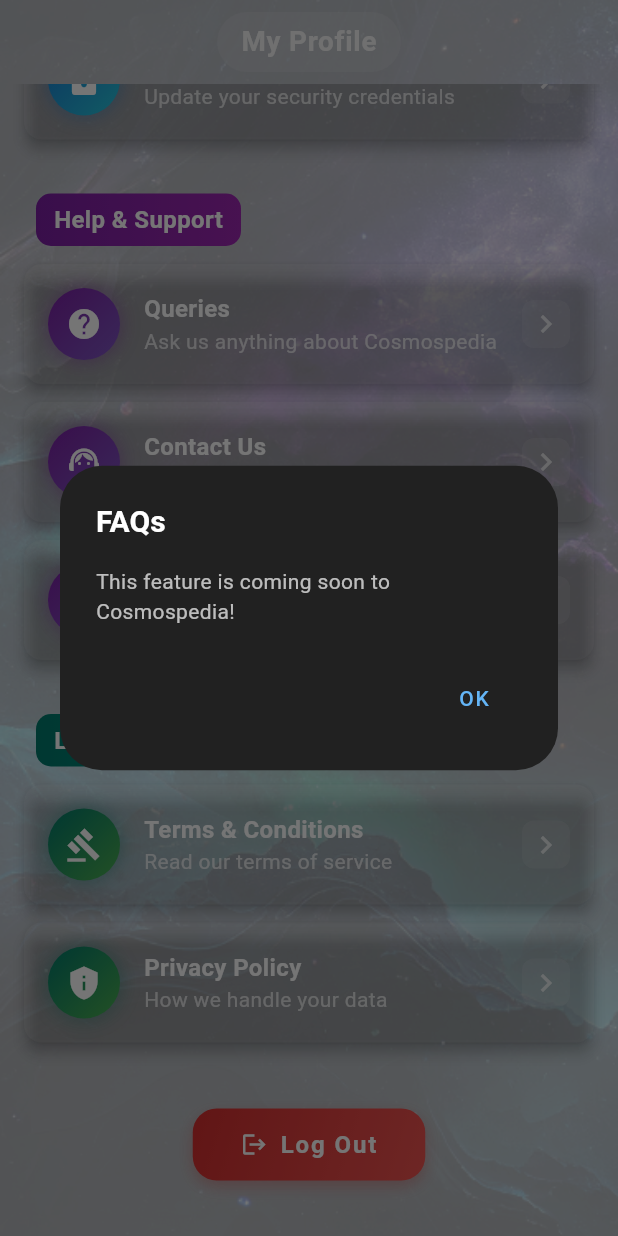
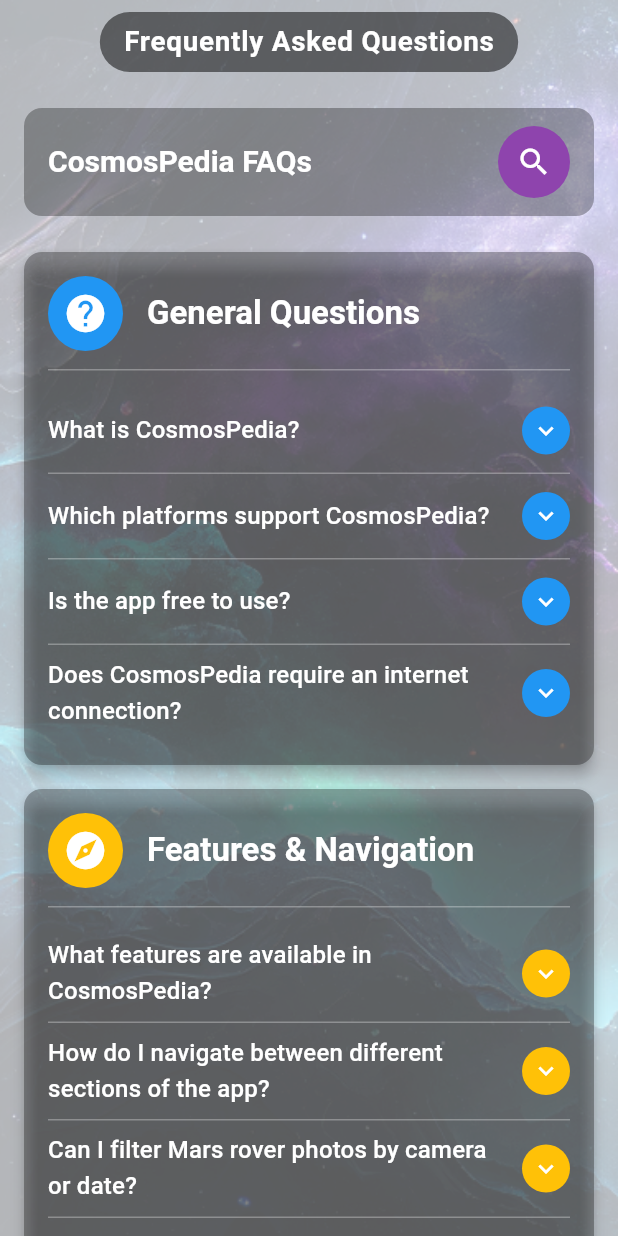
Before and after one commit to Vikas100702/Cosmospedia, a Flutter app: the MyProfileScreen screen opened directly, scrolled down 576 dp, after a tap on "FAQs", on a phone screen of 412 x 824 dp. Run offline on Flutter 3.47's test engine with Material 3 defaults, Android fonts, the phone set to English and light mode, and no system bars; our stand-ins replace bloc, carousel_slider, equatable, file_picker, firebase_auth, firebase_core and 5 more; accounts and stored records are empty.

Commit message:
adding FaqScreen.dart

```diff
--- /dev/null
+++ b/lib/ui/screens/my_profile/FaqScreen.dart
@@ -0,0 +1,488 @@
+import 'package:flutter/material.dart';
+
+import '../../../l10n/app_localizations.dart';
+import '../../../utils/app_colors.dart';
+import '../../components/custom_app_bar/custom_app_bar.dart';
+
+// FAQ data model
+class FaqCategory {
+  final String title;
+  final IconData icon;
+  final List<FaqItem> items;
+
+  FaqCategory({
+    required this.title,
+    required this.icon,
+    required this.items,
+  });
+}
+
+class FaqItem {
+  final String question;
+  final String answer;
+  bool isExpanded;
+
+  FaqItem({
+    required this.question,
+    required this.answer,
+    this.isExpanded = false,
+  });
+}
+
+class FaqScreen extends StatefulWidget {
+  const FaqScreen({Key? key}) : super(key: key);
+
+  @override
+  State<FaqScreen> createState() => _FaqScreenState();
+}
+
+class _FaqScreenState extends State<FaqScreen> {
+  final List<FaqCategory> _faqCategories = [];
+  bool _isLoading = true;
+
+  @override
+  void initState() {
+    super.initState();
+    _loadFaqs();
+  }
+
+  void _loadFaqs() async {
+    // Simulate loading delay
+    await Future.delayed(const Duration(milliseconds: 500));
+
+    setState(() {
+      _faqCategories.addAll(_generateFaqCategories());
+      _isLoading = false;
+    });
+  }
+
+  List<FaqCategory> _generateFaqCategories() {
+    return [
+      FaqCategory(
+        title: 'General Questions',
+        icon: Icons.help,
+        items: [
+          FaqItem(
+            question: 'What is CosmosPedia?',
+            answer: 'CosmosPedia is an educational mobile app that offers curated, real-time space-related information. Explore NASA\'s Astronomy Picture of the Day, asteroid data, Mars rover images, and live space weather updates—all in one place.',
+          ),
+          FaqItem(
+            question: 'Which platforms support CosmosPedia?',
+            answer: 'CosmosPedia is available for download on both Android and iOS devices.',
+          ),
+          FaqItem(
+            question: 'Is the app free to use?',
+            answer: 'Absolutely! CosmosPedia is completely free to download and use.',
+          ),
+          FaqItem(
+            question: 'Does CosmosPedia require an internet connection?',
+            answer: 'Yes. Most features fetch live data from NASA and other APIs, so an active internet connection is required.',
+          ),
+        ],
+      ),
+      FaqCategory(
+        title: 'Features & Navigation',
+        icon: Icons.explore,
+        items: [
+          FaqItem(
+            question: 'What features are available in CosmosPedia?',
+            answer: 'CosmosPedia includes the following key modules:\n\n'
+                '• Asteroid Tracker – Explore real-time data on near-Earth objects (NEOs).\n'
+                '• Mars Rover Explorer – View captivating images captured by NASA\'s rovers.\n'
+                '• Space Weather Dashboard – Monitor solar activity like flares and storms.\n'
+                '• Astronomy Picture of the Day (APOD) – Enjoy NASA\'s featured space images.',
+          ),
+          FaqItem(
+            question: 'How do I navigate between different sections of the app?',
+            answer: 'Use the bottom navigation bar to quickly access:\n\n'
+                '• Home – Latest space news and featured images\n'
+                '• Mars Rover Explorer\n'
+                '• Asteroid Tracker\n'
+                '• Space Weather\n'
+                '• Settings',
+          ),
+          FaqItem(
+            question: 'Can I filter Mars rover photos by camera or date?',
+            answer: 'Yes. Easily:\n\n'
+                '• Browse images by selecting an Earth date from the calendar\n'
+                '• Filter photos by camera type (e.g., Mastcam, Navcam)',
+          ),
+          FaqItem(
+            question: 'How do I access detailed asteroid information?',
+            answer: 'Tap on any asteroid to view:\n\n'
+                '• Orbit diagrams\n'
+                '• Size comparisons\n'
+                '• Historical and upcoming close approaches',
+          ),
+        ],
+      ),
+      FaqCategory(
+        title: 'Account & User Data',
+        icon: Icons.account_circle,
+        items: [
+          FaqItem(
+            question: 'Do I need an account to use the app?',
+            answer: 'No account is required for general use. However, signing in allows you to save favorite images and maintain personalized preferences.',
+          ),
+          FaqItem(
+            question: 'How do I create or sign in to an account?',
+            answer: 'Go to the Sign In screen and enter your credentials. New users can tap "Don\'t have an account? Sign Up" to register.',
+          ),
+          FaqItem(
+            question: 'Is my personal data secure?',
+            answer: 'Yes. CosmosPedia uses Firebase Authentication to ensure secure sign-in and safe storage of your preferences.',
+          ),
+        ],
+      ),
+      FaqCategory(
+        title: 'Troubleshooting',
+        icon: Icons.build,
+        items: [
+          FaqItem(
+            question: 'Why are images not loading properly?',
+            answer: 'Make sure you have a stable internet connection. Try pull-to-refresh to reload the content.',
+          ),
+          FaqItem(
+            question: 'The app crashes in a specific section—what should I do?',
+            answer: 'Restart the application. Ensure you\'re using the latest version from the app store. Still having trouble? Reach out via the Help & Support section.',
+          ),
+          FaqItem(
+            question: 'How can I report a bug or suggest a feature?',
+            answer: 'Navigate to the Help & Support section from the app menu to submit your feedback or report an issue.',
+          ),
+        ],
+      ),
+      FaqCategory(
+        title: 'Space Data & Sources',
+        icon: Icons.public,
+        items: [
+          FaqItem(
+            question: 'Where does CosmosPedia get its space data from?',
+            answer: 'We integrate real-time data through various NASA public APIs, including:\n\n'
+                '• Astronomy Picture of the Day (APOD)\n'
+                '• Mars Rover Photos API\n'
+                '• Near-Earth Object Web Service (NeoWs)\n'
+                '• DONKI (Space Weather) API',
+          ),
+          FaqItem(
+            question: 'How frequently is the content updated?',
+            answer: '• APOD: Updated daily\n'
+                '• Mars Rover Photos: New images appear as NASA publishes them\n'
+                '• Asteroid & Space Weather Data: Pulled in real-time upon accessing those sections',
+          ),
+          FaqItem(
+            question: 'Can I download images for offline viewing?',
+            answer: 'Yes! Tap the download icon while previewing any image to save it directly to your device.',
+          ),
+        ],
+      ),
+      FaqCategory(
+        title: 'Customization & Settings',
+        icon: Icons.settings,
+        items: [
+          FaqItem(
+            question: 'Can I change the app theme?',
+            answer: 'Yes. CosmosPedia supports both light and dark themes, adapting automatically to your device\'s system settings.',
+          ),
+          FaqItem(
+            question: 'Can I change the language of the app?',
+            answer: 'Currently, CosmosPedia is available in English, with support for more languages planned in upcoming releases.',
+          ),
+          FaqItem(
+            question: 'Can I customize the layout of the Home screen?',
+            answer: 'Not at the moment, but we\'re exploring customization options for future updates.',
+          ),
+        ],
+      ),
+      FaqCategory(
+        title: 'Upcoming Features & Roadmap',
+        icon: Icons.update,
+        items: [
+          FaqItem(
+            question: 'Will more rover data (e.g., Perseverance) be added?',
+            answer: 'Yes! Future versions of CosmosPedia will include imagery and data from the Perseverance rover and additional missions.',
+          ),
+          FaqItem(
+            question: 'Are there plans for a web or desktop version?',
+            answer: 'A desktop or web-based version is not currently available, but may be developed based on user interest.',
+          ),
+          FaqItem(
+            question: 'Will I receive notifications about asteroid flybys or events?',
+            answer: 'Yes! A notification system for near-Earth object alerts and astronomical events is currently under development.',
+          ),
+        ],
+      ),
+      FaqCategory(
+        title: 'Need Additional Help?',
+        icon: Icons.support_agent,
+        items: [
+          FaqItem(
+            question: 'How can I contact support?',
+            answer: 'For further assistance, feedback, or support, feel free to reach out:\n\n'
+                '• Email: support@cosmospedia.com\n'
+                '• In-App: Navigate to Help & Support via the app\'s main menu',
+          ),
+        ],
+      ),
+    ];
+  }
+
+  @override
+  Widget build(BuildContext context) {
+    final l10n = AppLocalizations.of(context);
+    final screenSize = MediaQuery.of(context).size;
+    final GlobalKey<ScaffoldState> scaffoldKey = GlobalKey<ScaffoldState>();
+
+    return Container(
+      decoration: const BoxDecoration(
+        image: DecorationImage(
+          fit: BoxFit.cover,
+          image: AssetImage("assets/background.png"),
+          opacity: 0.3,
+        ),
+      ),
+      child: Scaffold(
+        key: scaffoldKey,
+        backgroundColor: AppColors.transparentColor,
+        appBar: customAppBar(
+          scaffoldKey: scaffoldKey,
+          context: context,
+          titleWidget: Container(
+            padding: const EdgeInsets.symmetric(
+              horizontal: 16,
+              vertical: 8,
+            ),
+            decoration: BoxDecoration(
+              color: Colors.black.withOpacity(0.5),
+              borderRadius: BorderRadius.circular(20),
+            ),
+            child: Text(
+               'Frequently Asked Questions',
+              style: TextStyle(
+                color: Colors.white,
+                fontWeight: FontWeight.w600,
+                fontSize: screenSize.width * 0.045,
+                letterSpacing: 0.5,
+              ),
+            ),
+          ),
+        ),
+        body: _isLoading
+            ? Center(
+          child: Container(
+            padding: const EdgeInsets.all(16),
+            decoration: BoxDecoration(
+              color: Colors.black.withOpacity(0.3),
+              borderRadius: BorderRadius.circular(12),
+            ),
+            child: const CircularProgressIndicator(
+              color: Colors.purpleAccent,
+              strokeWidth: 3,
+            ),
+          ),
+        )
+            : _buildFaqList(context),
+      ),
+    );
+  }
+
+  Widget _buildFaqList(BuildContext context) {
+    final theme = Theme.of(context);
+
+    return Column(
+      children: [
+        Padding(
+          padding: const EdgeInsets.all(16.0),
+          child: Container(
+            padding: const EdgeInsets.symmetric(horizontal: 16, vertical: 12),
+            decoration: BoxDecoration(
+              color: Colors.black.withOpacity(0.3),
+              borderRadius: BorderRadius.circular(12),
+            ),
+            child: Row(
+              mainAxisAlignment: MainAxisAlignment.spaceBetween,
+              children: [
+                Text(
+                  'CosmosPedia FAQs',
+                  style: theme.textTheme.headlineSmall?.copyWith(
+                    color: Colors.white,
+                    fontWeight: FontWeight.bold,
+                  ),
+                ),
+                Container(
+                  decoration: const BoxDecoration(
+                    color: Color(0xFF8E44AD), // Purple color like in screenshots
+                    shape: BoxShape.circle,
+                  ),
+                  child: IconButton(
+                    icon: const Icon(Icons.search, color: Colors.white),
+                    onPressed: () {
+                      // Implement search functionality
+                    },
+                  ),
+                ),
+              ],
+            ),
+          ),
+        ),
+        Expanded(
+          child: ListView.builder(
+            padding: const EdgeInsets.only(bottom: 16),
+            itemCount: _faqCategories.length,
+            itemBuilder: (context, index) {
+              final category = _faqCategories[index];
+              return _buildFaqCategory(category, context, index);
+            },
+          ),
+        ),
+      ],
+    );
+  }
+
+  Widget _buildFaqCategory(FaqCategory category, BuildContext context, int index) {
+    final theme = Theme.of(context);
+
+    // Color mapping based on category - matching the screenshot styles
+    Map<String, Color> categoryColorMap = {
+      'General Questions': Colors.blue,
+      'Features & Navigation': Colors.amber,
+      'Account & User Data': Colors.blue,
+      'Troubleshooting': Colors.orange,
+      'Space Data & Sources': Colors.teal,
+      'Customization & Settings': Colors.lightBlue,
+      'Upcoming Features & Roadmap': Colors.deepPurple,
+      'Need Additional Help?': const Color(0xFF8E44AD), // Purple like the support icons
+    };
+
+    // Default to purple if not found
+    Color iconColor = categoryColorMap[category.title] ?? const Color(0xFF8E44AD);
+
+    return Card(
+      margin: const EdgeInsets.symmetric(horizontal: 16, vertical: 8),
+      elevation: 4, // Reduced elevation
+      shape: RoundedRectangleBorder(
+        borderRadius: BorderRadius.circular(12),
+      ),
+      color: Colors.transparent, // Transparent base
+      child: Container(
+        decoration: BoxDecoration(
+          color: Colors.black.withOpacity(0.3), // More translucent
+          borderRadius: BorderRadius.circular(12),
+        ),
+        child: Padding(
+          padding: const EdgeInsets.all(16.0),
+          child: Column(
+            crossAxisAlignment: CrossAxisAlignment.start,
+            children: [
+              Row(
+                children: [
+                  Container(
+                    width: 50,
+                    height: 50,
+                    decoration: BoxDecoration(
+                      color: iconColor,
+                      shape: BoxShape.circle,
+                    ),
+                    child: Icon(
+                      category.icon,
+                      size: 30,
+                      color: Colors.white,
+                    ),
+                  ),
+                  const SizedBox(width: 16),
+                  Expanded(
+                    child: Text(
+                      category.title,
+                      style: theme.textTheme.titleLarge?.copyWith(
+                        color: Colors.white,
+                        fontWeight: FontWeight.bold,
+                      ),
+                    ),
+                  ),
+                ],
+              ),
+              const Padding(
+                padding: EdgeInsets.symmetric(vertical: 12),
+                child: Divider(color: Colors.white30, height: 1),
+              ),
+              ListView.separated(
+                physics: const NeverScrollableScrollPhysics(),
+                shrinkWrap: true,
+                itemCount: category.items.length,
+                separatorBuilder: (context, index) => const Divider(
+                  color: Colors.white30,
+                  height: 1,
+                ),
+                itemBuilder: (context, index) {
+                  final item = category.items[index];
+                  return _buildFaqItem(item, context, iconColor);
+                },
+              ),
+            ],
+          ),
+        ),
+      ),
+    );
+  }
+
+  Widget _buildFaqItem(FaqItem item, BuildContext context, Color categoryColor) {
+    final theme = Theme.of(context);
+
+    return Column(
+      children: [
+        ListTile(
+          contentPadding: EdgeInsets.zero,
+          title: Text(
+            item.question,
+            style: theme.textTheme.titleMedium?.copyWith(
+              color: Colors.white,
+              fontWeight: FontWeight.w500,
+            ),
+          ),
+          trailing: Container(
+            width: 32,
+            height: 32,
+            decoration: BoxDecoration(
+              color: categoryColor,
+              shape: BoxShape.circle,
+            ),
+            child: Icon(
+              item.isExpanded ? Icons.keyboard_arrow_up : Icons.keyboard_arrow_down,
+              color: Colors.white,
+              size: 20,
+            ),
+          ),
+          onTap: () {
+            setState(() {
+              item.isExpanded = !item.isExpanded;
+            });
+          },
+        ),
+        if (item.isExpanded)
+          Padding(
+            padding: const EdgeInsets.only(
+              bottom: 16.0,
+            ),
+            child: Container(
+              width: double.infinity,
+              padding: const EdgeInsets.all(12),
+              decoration: BoxDecoration(
+                color: Colors.white.withOpacity(0.05), // Very subtle background
+                borderRadius: BorderRadius.circular(8),
+                border: Border.all(
+                  color: categoryColor.withOpacity(0.3),
+                  width: 1,
+                ),
+              ),
+              child: Text(
+                item.answer,
+                style: theme.textTheme.bodyMedium?.copyWith(
+                  color: Colors.white.withOpacity(0.9),
+                ),
+              ),
+            ),
+          ),
+      ],
+    );
+  }
+}
--- a/lib/ui/screens/my_profile/MyProfileScreen.dart
+++ b/lib/ui/screens/my_profile/MyProfileScreen.dart
@@ -2,6 +2,7 @@ import 'package:cosmospedia/ui/components/custom_app_bar/custom_app_bar.dart';
 import 'package:flutter/material.dart';
 
 import '../../../utils/app_colors.dart';
+import 'FaqScreen.dart';
 
 class MyProfileScreen extends StatelessWidget {
   const MyProfileScreen({super.key});
@@ -287,7 +288,14 @@ class MyProfileScreen extends StatelessWidget {
           subtitle: "Find answers to common questions",
           icon: Icons.question_answer,
           gradientColors: [Colors.purple[700]!, Colors.deepPurple[400]!],
-          onTap: () => _showComingSoonDialog(context, "FAQs"),
+          onTap: () {
+            Navigator.push(
+              context,
+              MaterialPageRoute(
+                builder: (context) => const FaqScreen(),
+              ),
+            );
+          },
         ),
 
         const SizedBox(height: 24),
@@ -469,8 +477,6 @@ class MyProfileScreen extends StatelessWidget {
       ),
     );
   }
-
-  // Simplified handlers that show dialogs instead of using BLoC
 
   void _showComingSoonDialog(BuildContext context, String feature) {
     showDialog(
```
